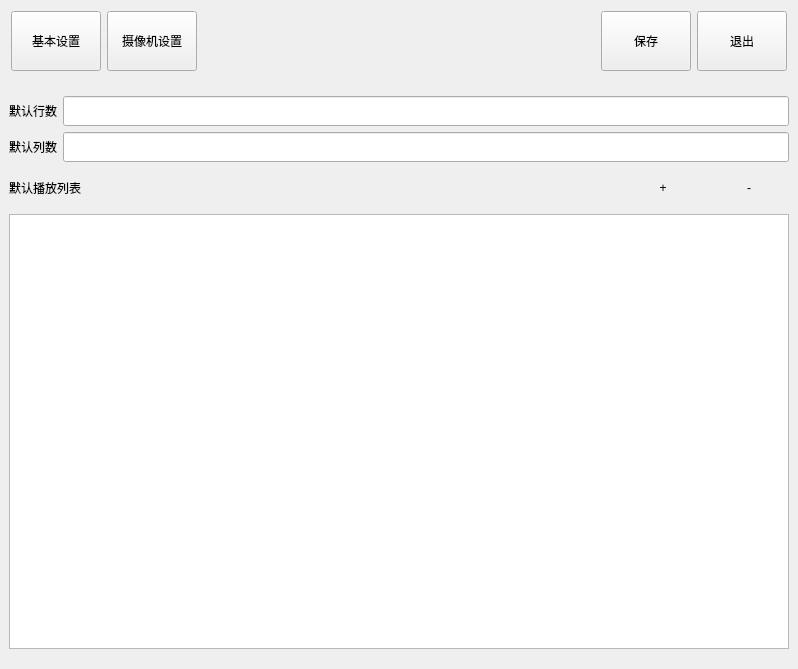
The window that extra_settings/mainwidget.ui (ch593030323/video-watcher) describes before a commit, drawn with Qt 5.
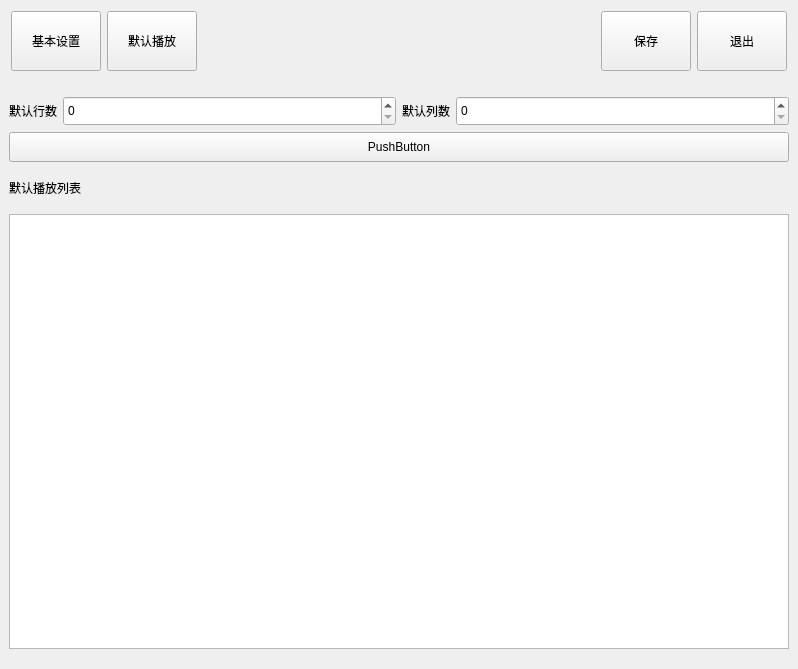
The same window after the commit. The open tabs and pages were chosen to show the change. Custom widgets are drawn as their Qt base class.

Commit message: 1.整理全局宏定义 2.增加截图查看、删除、刷新功能 3.增加类qsettings的json文件写入，读取方法 4.增加相关报错和messagebox 5.软件的url改为从settings.json文件里读取 6.增加QString configDirectory关键字 7.设置里添加添加url的功能 8.切换stackwidget的index时，会同时更新数据 9.增加了全局的showMessage的功能，会在statusbar显示 10.用jsonCppPath来简化json的相关操作 11.修改了离线的图标

Diff of the .ui file:
```diff
--- a/extra_settings/mainwidget.ui
+++ b/extra_settings/mainwidget.ui
@@ -83,7 +83,7 @@
            </size>
           </property>
           <property name="text">
-           <string>摄像机设置</string>
+           <string>默认播放</string>
           </property>
          </widget>
         </item>
@@ -168,43 +168,56 @@
      <widget class="QWidget" name="page_2">
       <layout class="QVBoxLayout" name="verticalLayout_2">
        <item>
-        <layout class="QGridLayout" name="gridLayout_2">
-         <item row="1" column="1">
-          <widget class="LineEditX" name="lineEdit_default_columncount">
-           <property name="minimumSize">
-            <size>
-             <width>0</width>
-             <height>30</height>
-            </size>
-           </property>
-          </widget>
-         </item>
-         <item row="0" column="1">
-          <widget class="LineEditX" name="lineEdit_default_rowcount">
-           <property name="minimumSize">
-            <size>
-             <width>0</width>
-             <height>30</height>
-            </size>
-           </property>
-          </widget>
-         </item>
-         <item row="0" column="0">
+        <layout class="QHBoxLayout" name="horizontalLayout_3" stretch="0,1,0,1">
+         <item>
           <widget class="QLabel" name="label_4">
            <property name="text">
             <string>默认行数</string>
            </property>
           </widget>
          </item>
-         <item row="1" column="0">
+         <item>
+          <widget class="QSpinBox" name="spinBox_default_rowcount">
+           <property name="minimumSize">
+            <size>
+             <width>0</width>
+             <height>30</height>
+            </size>
+           </property>
+          </widget>
+         </item>
+         <item>
           <widget class="QLabel" name="label_5">
            <property name="text">
             <string>默认列数</string>
            </property>
           </widget>
          </item>
+         <item>
+          <widget class="QSpinBox" name="spinBox_default_columncount">
+           <property name="minimumSize">
+            <size>
+             <width>0</width>
+             <height>30</height>
+            </size>
+           </property>
+          </widget>
+         </item>
         </layout>
        </item>
+       <item>
+        <widget class="lds_checkbox_phonestyle" name="pushButton">
+         <property name="minimumSize">
+          <size>
+           <width>0</width>
+           <height>30</height>
+          </size>
+         </property>
+         <property name="text">
+          <string>PushButton</string>
+         </property>
+        </widget>
+       </item>
        <item>
         <layout class="QHBoxLayout" name="horizontalLayout_2">
          <item>
@@ -236,7 +249,7 @@
             </size>
            </property>
            <property name="text">
-            <string>+</string>
+            <string/>
            </property>
            <property name="flat">
             <bool>true</bool>
@@ -252,7 +265,7 @@
             </size>
            </property>
            <property name="text">
-            <string>-</string>
+            <string/>
            </property>
            <property name="flat">
             <bool>true</bool>
@@ -276,17 +289,17 @@
    <extends>QTableView</extends>
    <header>tableviewadd.h</header>
   </customwidget>
-  <customwidget>
-   <class>LineEditX</class>
-   <extends>QLineEdit</extends>
-   <header>lineeditx.h</header>
-  </customwidget>
   <customwidget>
    <class>TreeVideoViewSearchSettings</class>
    <extends>QWidget</extends>
    <header>treevideoviewsearchsettings.h</header>
    <container>1</container>
   </customwidget>
+  <customwidget>
+   <class>lds_checkbox_phonestyle</class>
+   <extends>QPushButton</extends>
+   <header>lds_checkbox_phonestyle.h</header>
+  </customwidget>
  </customwidgets>
  <resources/>
  <connections/>
```
Left out of the diff: 8 changed lines with no effect on the pictures. The commit also changes 64 other files.
